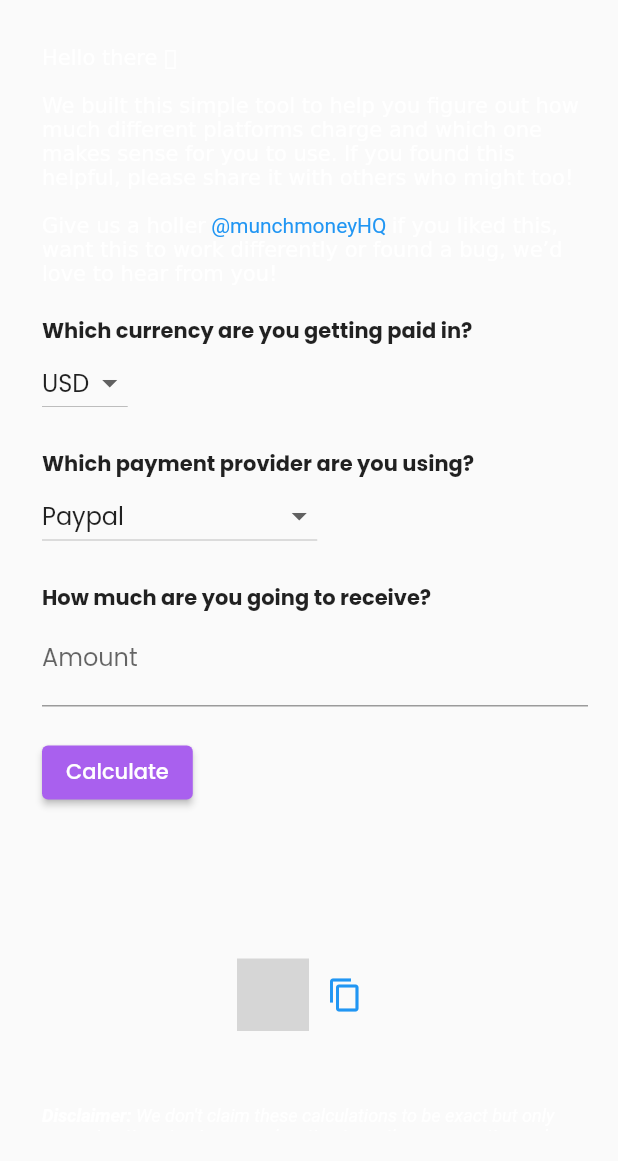
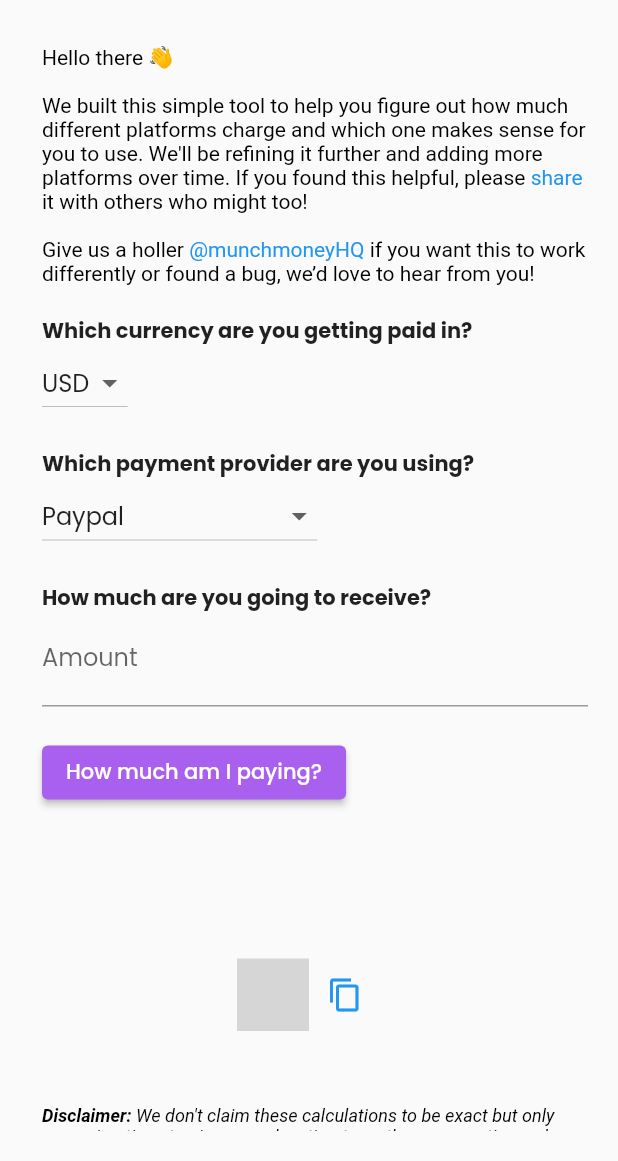
Before and after one commit to munch-money/drops, a Flutter app: the screen it shows after launch, on a phone screen of 412 x 824 dp, the part 75-1236 px from its top. Run offline on Flutter 3.47's test engine with Material 2 defaults, Android fonts, the phone set to English and light mode, and no system bars; our stand-ins replace flutter_svg, google_fonts; missing offline and left inert: mixpanel_analytics, share_everywhere; grey boxes are pictures that could not be loaded.

Commit message:
Changed buttons copy

```diff
--- a/lib/main.dart
+++ b/lib/main.dart
@@ -20,7 +20,7 @@ class MyApp extends StatelessWidget {
   @override
   Widget build(BuildContext context) {
     return MaterialApp(
-      title: 'Currency Converter',
+      title: 'Conversion fee calculator',
       theme: ThemeData(
           primarySwatch: Colors.blue,
           textTheme: GoogleFonts.poppinsTextTheme(),
@@ -31,18 +31,17 @@ class MyApp extends StatelessWidget {
               ),
             ),
           ),
-      ),
-      home: MyHomePage(title: 'Currency Converter'),
+          primaryTextTheme: TextTheme(
+            bodyText2: TextStyle(),
+            bodyText1: TextStyle(),
+          ).apply(
+            bodyColor: Colors.black,
+            displayColor: Colors.black,
+          )),
+      home: MyHomePage(title: 'Conversion fee calculator'),
     );
   }
 }
-//
-//Currency rate to INR:
-//Payment amount (After conversion to INR): X
-//Gateway Name fee: Y
-//With fee: z
-// Money in bank: A
-//
 
 class MyHomePage extends StatefulWidget {
   MyHomePage({Key? key, required this.title}) : super(key: key);
@@ -103,7 +102,7 @@ class _MyHomePageState extends State<MyHomePage> {
                   // mainAxisAlignment: MainAxisAlignment.spaceBetween,
                   children: <Widget>[
                     Link(
-                      uri: Uri.parse('https://app.munch.money/#/app'),
+                      uri: Uri.parse('https://app.munch.money/'),
                       target: LinkTarget.blank,
                       builder: (context, followLink) => GestureDetector(
                         onTap: () {
@@ -132,14 +131,37 @@ class _MyHomePageState extends State<MyHomePage> {
                               padding: const EdgeInsets.only(
                                   bottom: 20.0, left: 8.0),
                               child: RichText(
-                                text: TextSpan(text: 'Hello there 👋',
-                                    // style: DefaultTextStyle.of(context).style,
+                                text: TextSpan(
+
+                                    text: 'Hello there 👋',
+                                    style: TextStyle(
+                                      color: Colors.black,
+                                    ),
                                     children: <TextSpan>[
                                       TextSpan(
                                           text:
-                                            '\n\nWe built this simple tool to help you figure out how much different platforms charge and which one makes sense for you to use. If you found this helpful, please share it with others who might too!',
+                                              '\n\nWe built this simple tool to help you figure out how much different platforms charge and which one makes sense for you to use. We\'ll be refining it further and adding more platforms over time. If you found this helpful, please'
+
                                           // style: textstyle
                                           ),
+                                      TextSpan(
+                                          text: ' share ',
+                                          style: TextStyle(
+                                            color: Colors.blue,
+                                          ),
+                                          recognizer: TapGestureRecognizer()
+                                            ..onTap = () {
+                                              Clipboard.setData(ClipboardData(
+                                                  text:
+                                                      "https://conversionfee.com/"));
+                                              ScaffoldMessenger.of(context)
+                                                  .showSnackBar(const SnackBar(
+                                                      content:
+                                                          Text('Link Copied')));
+                                            }),
+                                      TextSpan(
+                                          text:
+                                              'it with others who might too!'),
                                       TextSpan(text: '\n\nGive us a holler'),
                                       TextSpan(
                                           style: TextStyle(
@@ -161,7 +183,7 @@ class _MyHomePageState extends State<MyHomePage> {
                                             }),
                                       TextSpan(
                                           text:
-                                              'if you liked this, want this to work differently or found a bug, we’d love to hear from you!'),
+                                              'if you want this to work differently or found a bug, we’d love to hear from you!'),
                                     ]),
                               ),
                             ),
@@ -265,7 +287,7 @@ class _MyHomePageState extends State<MyHomePage> {
                                     setState(() {});
                                   });
                                 },
-                                child: Text('Calculate'),
+                                child: Text('How much am I paying?'),
                                 style: ButtonStyle(
                                   backgroundColor:
                                       MaterialStateProperty.all<Color>(
@@ -284,13 +306,9 @@ class _MyHomePageState extends State<MyHomePage> {
                                   child: RichText(
                                     text: TextSpan(
                                       text: '${backend.paymentGateway} charges',
-                                      // style: Theme.of(context)
-                                      //     .textTheme
-                                      //     .bodyText1!
-                                      //     .copyWith(
-                                      //         color: backend.charge != 0
-                                      //             ? Colors.black
-                                      //             : Colors.grey),
+                                      style: TextStyle(
+                                        color: Colors.black,
+                                      ),
                                       children: <TextSpan>[
                                         // TextSpan(text: '${backend.paymentGateway} charges', style: TextStyle(fontWeight: FontWeight.normal)),
                                         TextSpan(
@@ -395,7 +413,9 @@ class _MyHomePageState extends State<MyHomePage> {
                                   style: TextStyle(
                                     fontWeight: FontWeight.bold,
                                     fontSize: 12,
-                                      fontStyle: FontStyle.italic),
+                                    fontStyle: FontStyle.italic,
+                                    color: Colors.black,
+                                  ),
                                   children: <TextSpan>[
                                     TextSpan(
                                       text:
@@ -426,7 +446,7 @@ class _MyHomePageState extends State<MyHomePage> {
 
 ShareController shareController = ShareController(
   title: "Share on:",
-  elevatedButtonText: Text("Share"),
+  elevatedButtonText: Text("Help friends know their fees"),
   networks: [
     // SocialConfig(type: "facebook", appId: "your-facebook-app-id"),
     SocialConfig(type: "linkedin"),
```
Lines whose indentation alone changed are shown as unchanged.
